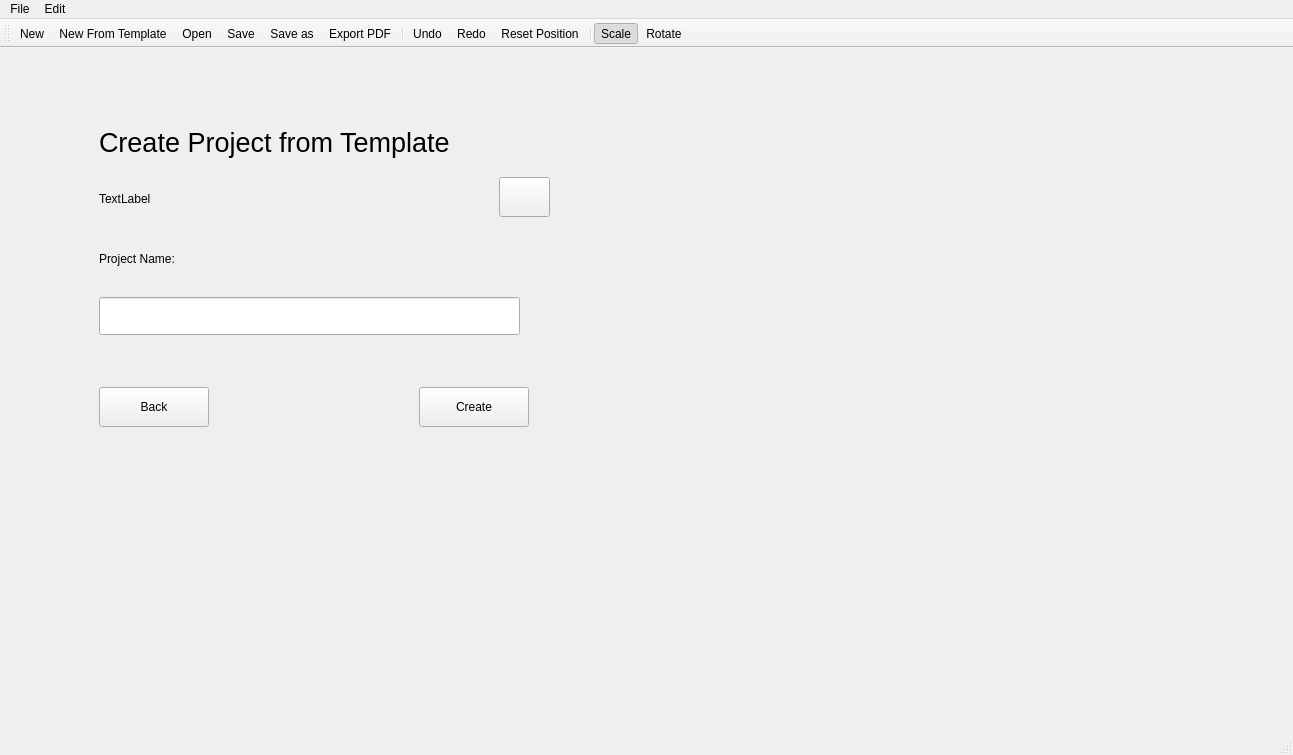
Before: the Qt Designer form src/ui/mainwindow.ui in thgier/PotatoPresenter, drawn with Qt 5.
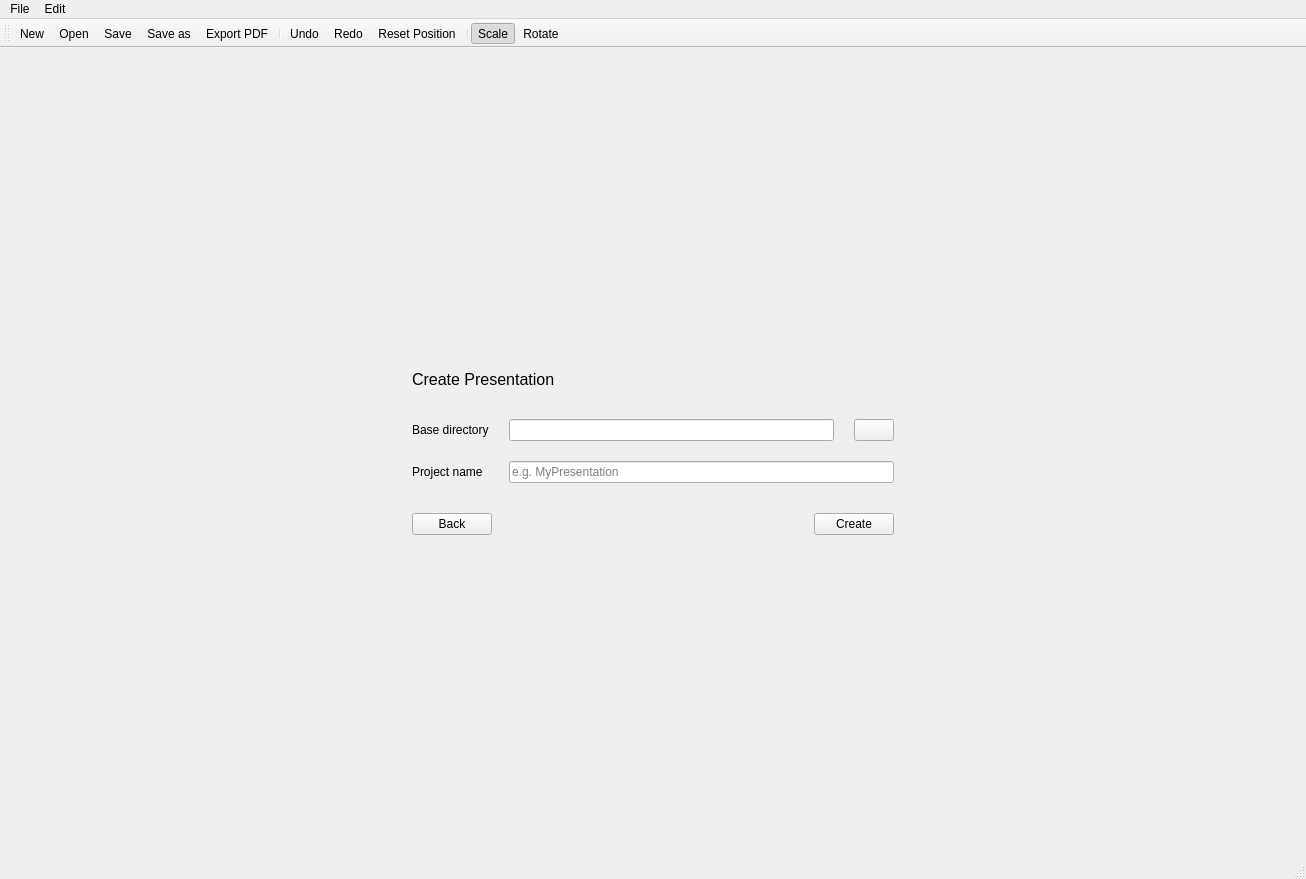
After: the same form once the commit is applied. The open tabs and pages were chosen to show the change. Icons and pictures are not drawn. Custom widgets are drawn as their Qt base class.

Commit message: nice start window / create presentation dialog

The edit to the form file:
```diff
--- a/src/ui/mainwindow.ui
+++ b/src/ui/mainwindow.ui
@@ -6,8 +6,8 @@
    <rect>
     <x>0</x>
     <y>0</y>
-    <width>1293</width>
-    <height>755</height>
+    <width>1306</width>
+    <height>879</height>
    </rect>
   </property>
   <property name="windowTitle">
@@ -151,116 +151,177 @@
        </layout>
       </widget>
       <widget class="QWidget" name="create_project">
-       <widget class="QLabel" name="create_project_label">
-        <property name="geometry">
-         <rect>
-          <x>90</x>
-          <y>60</y>
-          <width>461</width>
-          <height>51</height>
-         </rect>
-        </property>
-        <property name="font">
-         <font>
-          <pointsize>20</pointsize>
-         </font>
-        </property>
-        <property name="text">
-         <string>Create Project from Template</string>
-        </property>
-       </widget>
-       <widget class="QLabel" name="label_folder">
-        <property name="geometry">
-         <rect>
-          <x>90</x>
-          <y>130</y>
-          <width>371</width>
-          <height>24</height>
-         </rect>
-        </property>
-        <property name="text">
-         <string>TextLabel</string>
-        </property>
-       </widget>
-       <widget class="QPushButton" name="back_button">
-        <property name="geometry">
-         <rect>
-          <x>90</x>
-          <y>330</y>
-          <width>110</width>
-          <height>40</height>
-         </rect>
-        </property>
-        <property name="text">
-         <string>Back</string>
-        </property>
-       </widget>
-       <widget class="QPushButton" name="create_project_button">
-        <property name="geometry">
-         <rect>
-          <x>410</x>
-          <y>330</y>
-          <width>110</width>
-          <height>40</height>
-         </rect>
-        </property>
-        <property name="text">
-         <string>Create</string>
-        </property>
-       </widget>
-       <widget class="QLabel" name="label_3">
-        <property name="geometry">
-         <rect>
-          <x>90</x>
-          <y>190</y>
-          <width>121</width>
-          <height>24</height>
-         </rect>
-        </property>
-        <property name="text">
-         <string>Project Name:</string>
-        </property>
-       </widget>
-       <widget class="QPushButton" name="change_directory_button">
-        <property name="geometry">
-         <rect>
-          <x>490</x>
-          <y>120</y>
-          <width>51</width>
-          <height>40</height>
-         </rect>
-        </property>
-        <property name="text">
-         <string/>
-        </property>
-        <property name="icon">
-         <iconset resource="../files.qrc">
-          <normaloff>:/icons/document-open.svg</normaloff>:/icons/document-open.svg</iconset>
-        </property>
-       </widget>
-       <widget class="QLineEdit" name="project_name_lineEdit">
-        <property name="geometry">
-         <rect>
-          <x>90</x>
-          <y>240</y>
-          <width>421</width>
-          <height>38</height>
-         </rect>
-        </property>
-       </widget>
-       <widget class="QLabel" name="create_project_error_label">
-        <property name="geometry">
-         <rect>
-          <x>530</x>
-          <y>243</y>
-          <width>231</width>
-          <height>31</height>
-         </rect>
-        </property>
-        <property name="text">
-         <string/>
-        </property>
-       </widget>
+       <layout class="QGridLayout" name="gridLayout_2">
+        <item row="0" column="1">
+         <spacer name="verticalSpacer_5">
+          <property name="orientation">
+           <enum>Qt::Vertical</enum>
+          </property>
+          <property name="sizeHint" stdset="0">
+           <size>
+            <width>20</width>
+            <height>232</height>
+           </size>
+          </property>
+         </spacer>
+        </item>
+        <item row="1" column="0">
+         <spacer name="horizontalSpacer_6">
+          <property name="orientation">
+           <enum>Qt::Horizontal</enum>
+          </property>
+          <property name="sizeHint" stdset="0">
+           <size>
+            <width>382</width>
+            <height>20</height>
+           </size>
+          </property>
+         </spacer>
+        </item>
+        <item row="1" column="1" rowspan="2" colspan="3">
+         <widget class="QWidget" name="widget_2" native="true">
+          <property name="minimumSize">
+           <size>
+            <width>500</width>
+            <height>2</height>
+           </size>
+          </property>
+          <property name="maximumSize">
+           <size>
+            <width>500</width>
+            <height>16777215</height>
+           </size>
+          </property>
+          <layout class="QVBoxLayout" name="verticalLayout_7">
+           <property name="spacing">
+            <number>30</number>
+           </property>
+           <item>
+            <widget class="QLabel" name="create_project_label">
+             <property name="font">
+              <font>
+               <pointsize>12</pointsize>
+              </font>
+             </property>
+             <property name="text">
+              <string>Create Presentation</string>
+             </property>
+            </widget>
+           </item>
+           <item>
+            <layout class="QFormLayout" name="formLayout">
+             <property name="horizontalSpacing">
+              <number>20</number>
+             </property>
+             <property name="verticalSpacing">
+              <number>20</number>
+             </property>
+             <item row="0" column="0">
+              <widget class="QLabel" name="label_8">
+               <property name="text">
+                <string>Base directory</string>
+               </property>
+              </widget>
+             </item>
+             <item row="0" column="1">
+              <layout class="QHBoxLayout" name="horizontalLayout_6">
+               <item>
+                <widget class="QLineEdit" name="label_folder"/>
+               </item>
+               <item>
+                <widget class="QPushButton" name="change_directory_button">
+                 <property name="text">
+                  <string/>
+                 </property>
+                 <property name="icon">
+                  <iconset resource="../files.qrc">
+                   <normaloff>:/icons/document-open.svg</normaloff>:/icons/document-open.svg</iconset>
+                 </property>
+                </widget>
+               </item>
+              </layout>
+             </item>
+             <item row="1" column="0">
+              <widget class="QLabel" name="label_3">
+               <property name="text">
+                <string>Project name</string>
+               </property>
+              </widget>
+             </item>
+             <item row="1" column="1">
+              <widget class="QLineEdit" name="project_name_lineEdit">
+               <property name="placeholderText">
+                <string>e.g. MyPresentation</string>
+               </property>
+              </widget>
+             </item>
+            </layout>
+           </item>
+           <item>
+            <layout class="QHBoxLayout" name="horizontalLayout_9">
+             <item>
+              <widget class="QPushButton" name="back_button">
+               <property name="text">
+                <string>Back</string>
+               </property>
+               <property name="icon">
+                <iconset theme="go-previous">
+                 <normaloff>.</normaloff>.</iconset>
+               </property>
+              </widget>
+             </item>
+             <item>
+              <spacer name="horizontalSpacer">
+               <property name="orientation">
+                <enum>Qt::Horizontal</enum>
+               </property>
+               <property name="sizeHint" stdset="0">
+                <size>
+                 <width>40</width>
+                 <height>20</height>
+                </size>
+               </property>
+              </spacer>
+             </item>
+             <item>
+              <widget class="QPushButton" name="create_project_button">
+               <property name="text">
+                <string>Create</string>
+               </property>
+              </widget>
+             </item>
+            </layout>
+           </item>
+          </layout>
+         </widget>
+        </item>
+        <item row="1" column="4">
+         <spacer name="horizontalSpacer_5">
+          <property name="orientation">
+           <enum>Qt::Horizontal</enum>
+          </property>
+          <property name="sizeHint" stdset="0">
+           <size>
+            <width>382</width>
+            <height>20</height>
+           </size>
+          </property>
+         </spacer>
+        </item>
+        <item row="3" column="2">
+         <spacer name="verticalSpacer_7">
+          <property name="orientation">
+           <enum>Qt::Vertical</enum>
+          </property>
+          <property name="sizeHint" stdset="0">
+           <size>
+            <width>20</width>
+            <height>231</height>
+           </size>
+          </property>
+         </spacer>
+        </item>
+       </layout>
       </widget>
       <widget class="QWidget" name="page_3">
        <widget class="QStackedWidget" name="mainWidget_2">
@@ -526,7 +587,7 @@
     <rect>
      <x>0</x>
      <y>0</y>
-     <width>1293</width>
+     <width>1306</width>
      <height>36</height>
     </rect>
    </property>
@@ -578,7 +639,6 @@
     <bool>false</bool>
    </attribute>
    <addaction name="actionNew"/>
-   <addaction name="actionNew_From_Template"/>
    <addaction name="actionOpen"/>
    <addaction name="actionSave"/>
    <addaction name="actionSave_as"/>
```
Left out of the diff: 367 changed lines with no effect on the pictures. The commit also changes 4 other files.
